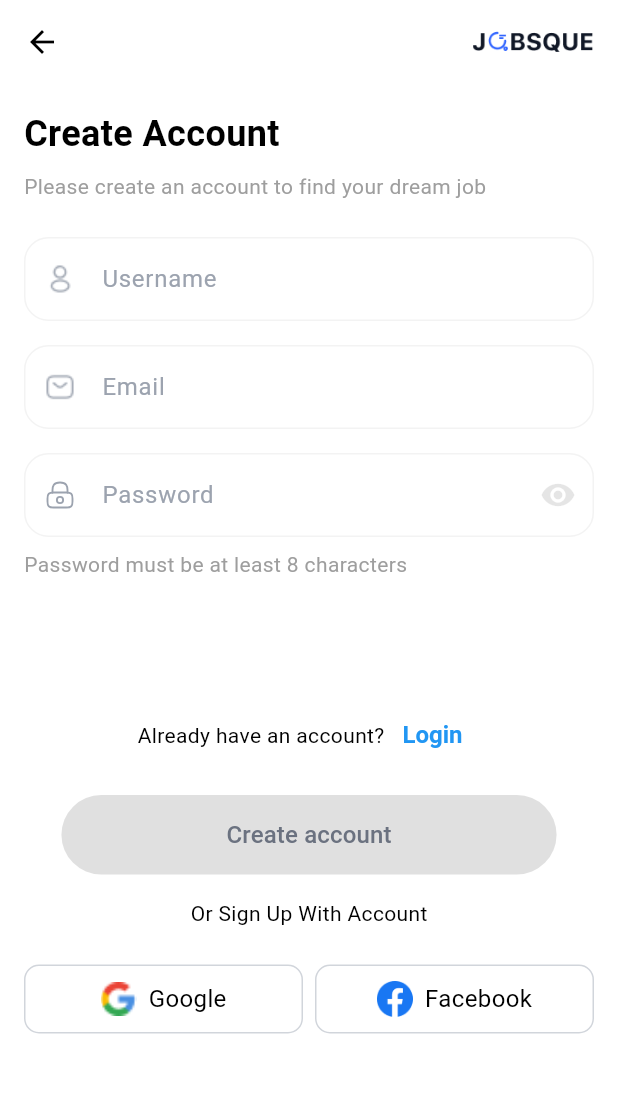
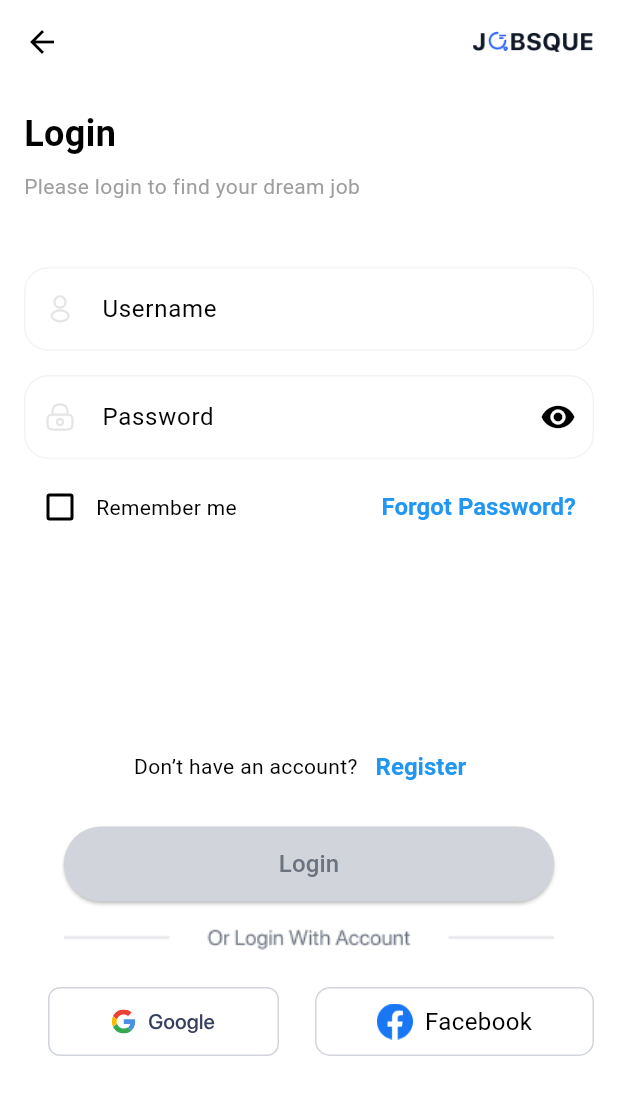
Before and after one commit to 55zizo33/Job_app, a Flutter app: the CreateAccount screen opened directly, after a tap on "Login", on a phone screen of 412 x 824 dp. Shown: the top 1095 px of the screen. Run offline on Flutter 3.47's test engine with Material 3 defaults, Android fonts, the phone set to English and light mode, and no system bars; our stand-ins replace bloc, dio, dotted_border, easy_localization, file_picker, flutter_bloc and 7 more; missing offline and left inert: flutter_facebook_auth, quick_log; accounts and stored records are empty; Roboto replaces fonts that are missing (Medium); project files that could hold a hidden picture were left out.

Commit message:
وصف للتعديلات اللي عملتها

```diff
--- a/lib/views/complete_profil/complete_profile.dart
+++ b/lib/views/complete_profil/complete_profile.dart
@@ -4,6 +4,7 @@ import 'package:jobs_app/views/complete_profil/personal_details.dart';
 import 'package:jobs_app/views/complete_profil/education.dart';
 import 'package:jobs_app/views/complete_profil/experience.dart';
 import 'package:jobs_app/views/profile_setting/portfolio.dart';
+import 'package:jobs_app/views/profile_setting/profile.dart';
 
 class CompleteProfile extends StatefulWidget {
   const CompleteProfile({super.key});
@@ -31,7 +32,7 @@ class _CompleteProfileState extends State<CompleteProfile> {
           onPressed: () {
             Navigator.pushReplacement(
               context,
-              MaterialPageRoute(builder: (context) => AppliedJob8()),
+              MaterialPageRoute(builder: (context) => Profile()),
             );
           },
           icon: Icon(Icons.arrow_back),
--- a/lib/views/create_account/account.dart
+++ b/lib/views/create_account/account.dart
@@ -3,6 +3,7 @@ import 'package:flutter_svg/flutter_svg.dart';
 import 'package:google_sign_in/google_sign_in.dart';
 import 'package:flutter_facebook_auth/flutter_facebook_auth.dart';
 import 'package:jobs_app/views/create_account/working.dart';
+import 'package:jobs_app/views/sign_up/login.dart';
 
 class CreateAccount extends StatefulWidget {
   @override
@@ -197,7 +198,12 @@ class _CreateAccountState extends State<CreateAccount> {
                   children: [
                     Text('Already have an account?'),
                     TextButton(
-                      onPressed: () {},
+                      onPressed: () {
+                        Navigator.push(
+                          context,
+                          MaterialPageRoute(builder: (context) => LoginView()), // هنا يتم التوجيه إلى صفحة LoginView
+                        );
+                      },
                       child: Text('Login', style: TextStyle(color: Colors.blue)),
                     ),
                   ],
@@ -205,7 +211,6 @@ class _CreateAccountState extends State<CreateAccount> {
                 SizedBox(height: 16),
                 Center(
                   child: ElevatedButton(
-
                     onPressed: _isFormValid
                         ? () {
                       Navigator.push(
--- a/lib/views/sign_up/login.dart
+++ b/lib/views/sign_up/login.dart
@@ -208,7 +208,7 @@ class _LoginViewState extends State<LoginView> {
                     ),
                   ],
                 ),
-                SizedBox(height: 170),
+                SizedBox(height: 125),
                 Row(
                   mainAxisAlignment: MainAxisAlignment.center,
                   children: [
```
Also changed, not shown: lib/main.dart (+6 -1 lines), lib/views/on_boarding/onboarding.dart (+7 -7 lines), lib/views/on_boarding/onboarding2.dart (+11 -11 lines).
